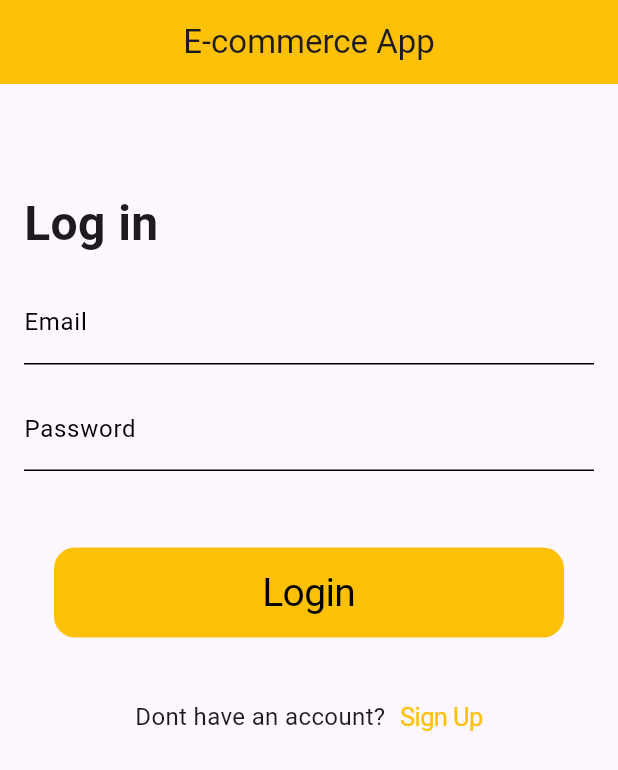
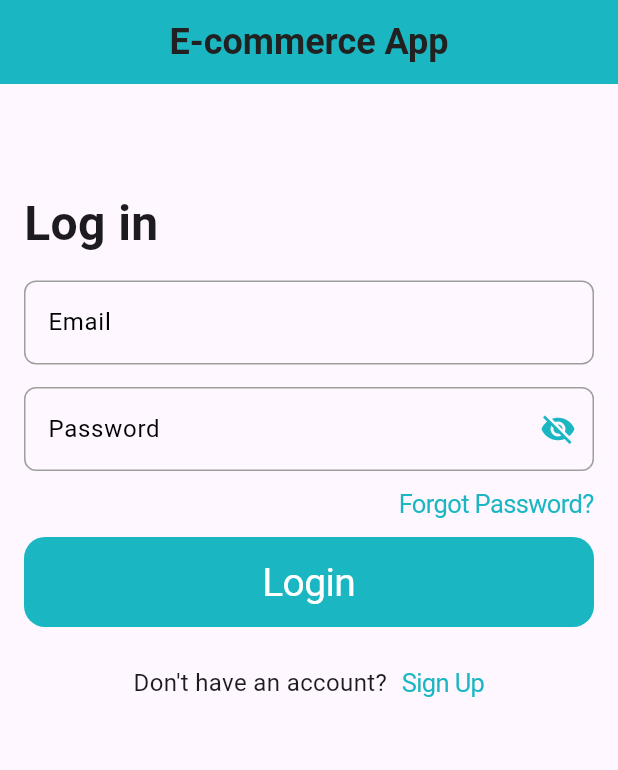
Before and after one commit to piro-piyush/E-commerce-App, a Flutter app: the screen it shows after launch, on a phone screen of 412 x 824 dp. Shown: the top 770 px of the screen. Run offline on Flutter 3.47's test engine with Material 3 defaults, Android fonts, the phone set to English and light mode, and no system bars; our stand-ins replace dio, pretty_dio_logger.

Commit message:
basic widgets for login page

```diff
--- /dev/null
+++ b/Frontend/lib/core/ui.dart
@@ -0,0 +1,67 @@
+import 'package:flutter/material.dart';
+
+class AppColors {
+  static Color accent = const Color(0xff1ab7c3);
+  static Color text = const Color(0xff212121);
+  static Color textLight = const Color(0xff8a8a8a);
+  static Color white = const Color(0xffffffff);
+}
+
+class Themes {
+
+  static ThemeData defaultTheme = ThemeData(
+      brightness: Brightness.light,
+      scaffoldBackgroundColor: AppColors.white,
+      appBarTheme: AppBarTheme(
+          elevation: 0,
+          backgroundColor: AppColors.white,
+          iconTheme: IconThemeData(
+              color: AppColors.text
+          ),
+          titleTextStyle: TextStyle(
+              fontSize: 18,
+              fontWeight: FontWeight.w500,
+              color: AppColors.text
+          )
+      ),
+      colorScheme: ColorScheme.light(
+          primary: AppColors.accent,
+          secondary: AppColors.accent
+      )
+  );
+
+}
+
+class TextStyles {
+
+  static TextStyle heading1 = TextStyle(
+      fontWeight: FontWeight.bold,
+      color: AppColors.text,
+      fontSize: 48
+  );
+
+  static TextStyle heading2 = TextStyle(
+      fontWeight: FontWeight.bold,
+      color: AppColors.text,
+      fontSize: 32
+  );
+
+  static TextStyle heading3 = TextStyle(
+      fontWeight: FontWeight.bold,
+      color: AppColors.text,
+      fontSize: 24
+  );
+
+  static TextStyle body1 = TextStyle(
+      fontWeight: FontWeight.normal,
+      color: AppColors.text,
+      fontSize: 18
+  );
+
+  static TextStyle body2 = TextStyle(
+      fontWeight: FontWeight.normal,
+      color: AppColors.text,
+      fontSize: 16
+  );
+
+}
--- a/Frontend/lib/presentation/screens/auth/login_screen.dart
+++ b/Frontend/lib/presentation/screens/auth/login_screen.dart
@@ -1,4 +1,8 @@
-import 'package:flutter/cupertino.dart';
+import 'package:ecommerce/core/ui.dart';
+import 'package:ecommerce/presentation/widgets/gap_widget.dart';
+import 'package:ecommerce/presentation/widgets/link_button.dart';
+import 'package:ecommerce/presentation/widgets/primary_button.dart';
+import 'package:ecommerce/presentation/widgets/primary_text_field.dart';
 import 'package:flutter/material.dart';
 
 class LoginScreen extends StatefulWidget {
@@ -18,61 +22,58 @@ class _LoginScreenState extends State<LoginScreen> {
   Widget build(BuildContext context) {
     return Scaffold(
       appBar: AppBar(
-        title: const Text("E-commerce App"),
+        title: Text(
+          "E-commerce App",
+          style: TextStyles.heading3,
+        ),
         centerTitle: true,
-        elevation: 0,
-        backgroundColor: Colors.amber,
+        backgroundColor: AppColors.accent,
       ),
-      body: SafeArea(child: ListView(
-        padding: const EdgeInsets.only(bottom: 16, left: 16,right: 16,top: 70),
+      body: SafeArea(
+          child: ListView(
+        padding:
+            const EdgeInsets.only(bottom: 16, left: 16, right: 16, top: 70),
         children: [
-          const Text("Log in", style: TextStyle(fontSize: 32,fontWeight: FontWeight.bold),),
-          const SizedBox(height: 15,),
-          TextFormField(
-            controller: emailController,
-            decoration: const InputDecoration(
-              labelText: "Email",
-              labelStyle: TextStyle(color: Colors.black),
-              // hintText: "Email",
-              enabledBorder: UnderlineInputBorder(
-                borderSide: BorderSide(color: Colors.black),
-              ),
-              focusedBorder: UnderlineInputBorder(
-                borderSide: BorderSide(color: Colors.black),
-              ),
-            ),cursorColor: Colors.black,
+          const Text(
+            "Log in",
+            style: TextStyle(fontSize: 32, fontWeight: FontWeight.bold),
           ),
-          const SizedBox(height: 15,),
-          TextFormField(
+          const GapWidget(),
+          PrimaryTextField(
             controller: passwordController,
-            decoration: const InputDecoration(
-              labelText: "Password",
-              labelStyle: TextStyle(color: Colors.black),
-              // hintText: "Password",
-              enabledBorder: UnderlineInputBorder(
-                borderSide: BorderSide(color: Colors.black),
-              ),
-              focusedBorder: UnderlineInputBorder(
-                borderSide: BorderSide(color: Colors.black),
-              ),
-            ),
-            cursorColor: Colors.black,
+            labelText: "Email",
           ),
-          const SizedBox(height: 35,),
-          CupertinoButton(child: Container(
-            width: MediaQuery.of(context).size.width,
-              height: 60,
-            decoration: BoxDecoration(color: Colors.amber,borderRadius: BorderRadius.circular(14)),
-              child: const Center(child: Text("Login",style: TextStyle(color: Colors.black,fontWeight: FontWeight.normal,fontSize: 26),))), onPressed: (){}),
-          const SizedBox(height: 15,),
+          const GapWidget(),
+          PrimaryTextField(
+            controller: passwordController,
+            labelText: "Password",
+            obsecureText: true,
+          ),
+          Row(
+            mainAxisAlignment: MainAxisAlignment.end,
+            children: [LinkButton(text: "Forgot Password?", color: AppColors.accent)],),
+          PrimaryButton(
+            onPressed: () {},
+            color: AppColors.accent,
+            text: 'Login',
+            textColor: AppColors.white,
+          ),
+          const SizedBox(
+            height: 15,
+          ),
           Row(
             mainAxisAlignment: MainAxisAlignment.center,
             children: [
-              const Text("Dont have an account?",style: TextStyle(fontSize: 16),),
-              const SizedBox(width: 10,),
-              CupertinoButton(
-                padding: EdgeInsets.zero,
-                  child: const Text("Sign Up",style: TextStyle(color: Colors.amber),), onPressed: (){})
+              const Text(
+                "Don't have an account?",
+                style: TextStyle(fontSize: 16),
+              ),
+              const GapWidget(size: -5),
+              LinkButton(
+                text: "Sign Up",
+                onPressed: () {},
+                color: AppColors.accent,
+              )
             ],
           )
         ],
--- /dev/null
+++ b/Frontend/lib/presentation/widgets/gap_widget.dart
@@ -0,0 +1,11 @@
+import "package:flutter/material.dart";
+
+class GapWidget extends StatelessWidget {
+  final double size;
+  const GapWidget({super.key, this.size = 0.0});
+
+  @override
+  Widget build(BuildContext context) {
+    return SizedBox(height: 15 + size,width: 15 + size,);
+  }
+}
--- /dev/null
+++ b/Frontend/lib/presentation/widgets/link_button.dart
@@ -0,0 +1,20 @@
+import 'package:flutter/cupertino.dart';
+
+class LinkButton extends StatelessWidget {
+  final String text;
+  final Color color;
+  final Function()? onPressed;
+
+  const LinkButton({super.key, required this.text, required this.color, this.onPressed,});
+
+  @override
+  Widget build(BuildContext context) {
+    return CupertinoButton(
+        padding: EdgeInsets.zero,
+        onPressed:onPressed,
+        child: Text(
+          text,
+          style: TextStyle(color: color),
+        ));
+  }
+}
--- /dev/null
+++ b/Frontend/lib/presentation/widgets/primary_button.dart
@@ -0,0 +1,36 @@
+import 'package:flutter/cupertino.dart';
+import 'package:flutter/material.dart';
+
+class PrimaryButton extends StatelessWidget {
+  final String text;
+  final Color color;
+  final Color textColor;
+  final Function()? onPressed;
+
+  const PrimaryButton({
+    super.key,
+    required this.text,
+    required this.color,
+    this.onPressed, required this.textColor,
+  });
+
+  @override
+  Widget build(BuildContext context) {
+    return CupertinoButton(
+        onPressed: onPressed,
+        padding: EdgeInsets.zero,
+        child: Container(
+            width: MediaQuery.of(context).size.width,
+            height: 60,
+            decoration: BoxDecoration(
+                color: color, borderRadius: BorderRadius.circular(14)),
+            child: Center(
+                child: Text(
+              "Login",
+              style: TextStyle(
+                  color: textColor,
+                  fontWeight: FontWeight.normal,
+                  fontSize: 26),
+            ))));
+  }
+}
--- /dev/null
+++ b/Frontend/lib/presentation/widgets/primary_text_field.dart
@@ -0,0 +1,69 @@
+import 'package:ecommerce/core/ui.dart';
+import 'package:flutter/material.dart';
+
+class PrimaryTextField extends StatefulWidget {
+  final String labelText;
+  final TextEditingController? controller;
+  final bool obsecureText;
+  final String? Function(String?)? validator;
+
+  const PrimaryTextField({
+    super.key,
+    required this.labelText,
+    this.controller,
+    this.obsecureText = false,
+    this.validator,
+  });
+
+  @override
+  State<PrimaryTextField> createState() => _PrimaryTextFieldState();
+}
+
+class _PrimaryTextFieldState extends State<PrimaryTextField> {
+  late bool myObsecure;
+
+  @override
+  void initState() {
+    super.initState();
+    myObsecure = widget.obsecureText;
+  }
+
+  void toggleObsecureText() {
+    setState(() {
+      myObsecure = !myObsecure;
+    });
+  }
+
+  @override
+  Widget build(BuildContext context) {
+    return TextFormField(
+      controller: widget.controller,
+      obscureText: myObsecure,
+      decoration: InputDecoration(
+        labelText: widget.labelText,
+        labelStyle: const TextStyle(color: Colors.black),
+        // Border when not focused
+        enabledBorder: OutlineInputBorder(
+          borderSide: const BorderSide(color: Colors.grey), // Grey color when not focused
+          borderRadius: BorderRadius.circular(8.0), // Optional: Add rounded corners
+        ),
+        // Border when focused
+        focusedBorder: OutlineInputBorder(
+          borderSide: BorderSide(color: AppColors.accent), // Accent color when focused
+          borderRadius: BorderRadius.circular(8.0), // Optional: Add rounded corners
+        ),
+        // Suffix icon for password visibility toggle
+        suffixIcon: widget.obsecureText
+            ? IconButton(
+          icon: Icon(
+            myObsecure ? Icons.visibility_off : Icons.visibility,
+            color: AppColors.accent,
+          ),
+          onPressed: toggleObsecureText,
+        )
+            : const SizedBox.shrink(),
+      ),
+      cursorColor: Colors.black,
+    );
+  }
+}
```
